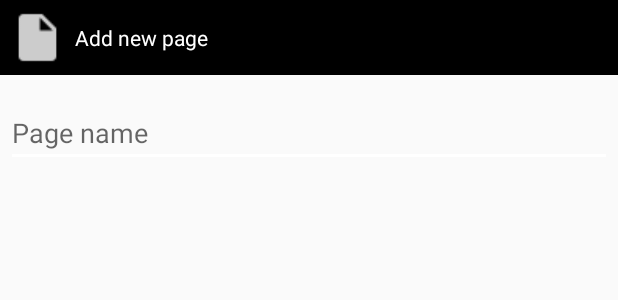
After one commit to Adaok/ComAutis, an Android app: the layout dialog_add_page.xml on its own in the app's theme, with its tools: preview values and no code run, on a phone screen of 412 x 824 dp. The commit adds this screen. Shown: the top 300 px of the screen. Run offline under Robolectric (Android 15) with nearby library versions, the phone set to English and light mode, and no system bars.

Commit message:
choose and create new page

```diff
--- a/ComAutis/app/src/main/AndroidManifest.xml
+++ b/ComAutis/app/src/main/AndroidManifest.xml
@@ -21,6 +21,10 @@
         <activity
             android:name=".BaseActivity"
             android:label="@string/title_activity_base"
+            android:theme="@style/AppTheme.NoActionBar" />
+        <activity
+            android:name=".ChoosePageActivity"
+            android:label="@string/title_activity_choose_page"
             android:theme="@style/AppTheme.NoActionBar"></activity>
     </application>
 
--- a/ComAutis/app/src/main/java/com/lpiem_lyon1/comautis/Database/Table/PageTable.java
+++ b/ComAutis/app/src/main/java/com/lpiem_lyon1/comautis/Database/Table/PageTable.java
@@ -40,7 +40,7 @@ public class PageTable extends AbstractTable<Page> {
      * The creation SQLite command of {@link Page}
      */
     public static final String CREATE_TABLE = "CREATE TABLE IF NOT EXISTS " + TABLE_NAME + "(" +
-            KEY_ID + TYPE_SMALLTEXT + PRIMARY + ", " +
+            KEY_ID + " integer primary key autoincrement," +
             KEY_NAME + TYPE_TEXT + ", " +
             KEY_IS_FAVORITE + TYPE_BOOLEAN + ", " +
             KEY_CHILD_ID + TYPE_SMALLTEXT + ")";
--- /dev/null
+++ b/ComAutis/app/src/main/res/layout/dialog_add_page.xml
@@ -0,0 +1,40 @@
+<?xml version="1.0" encoding="utf-8"?>
+<LinearLayout
+    xmlns:android="http://schemas.android.com/apk/res/android"
+    android:orientation="vertical"
+    android:layout_width="match_parent"
+    android:layout_height="match_parent">
+
+    <LinearLayout
+        android:layout_width="match_parent"
+        android:layout_height="wrap_content"
+        android:background="@color/black">
+
+        <ImageView
+            android:layout_width="@dimen/icon_item_size"
+            android:layout_height="@dimen/icon_item_size"
+            android:src="@drawable/ic_page"
+            android:layout_gravity="center_vertical"
+            />
+
+        <TextView
+        android:layout_width="wrap_content"
+        android:layout_height="wrap_content"
+        android:text="@string/header_add_page"
+        android:layout_gravity="center_vertical"
+        android:textColor="@color/white"/>
+
+    </LinearLayout>
+
+    <EditText
+        android:id="@+id/et_ad_page_name"
+        android:inputType="textAutoComplete"
+        android:layout_width="match_parent"
+        android:layout_height="wrap_content"
+        android:layout_marginTop="16dp"
+        android:layout_marginLeft="4dp"
+        android:layout_marginRight="4dp"
+        android:layout_marginBottom="4dp"
+        android:hint="@string/page_name_information" />
+
+</LinearLayout>
--- a/ComAutis/app/src/main/res/values/strings.xml
+++ b/ComAutis/app/src/main/res/values/strings.xml
@@ -16,6 +16,9 @@
     <string name="tv_header_ad_add_child">Add a new child</string>
     <string name="btn_ad_positive">Ok</string>
     <string name="btn_ad_negative">Cancel</string>
+    <string name="title_activity_choose_page">ChoosePageActivity</string>
+    <string name="header_add_page">Add new page</string>
+    <string name="page_name_information">Page name</string>
 
 
 </resources>
```
Also changed, not shown: ComAutis/app/src/main/java/com/lpiem_lyon1/comautis/Adapters/ListPageAdapter.java (added, +66 -0 lines), ComAutis/app/src/main/java/com/lpiem_lyon1/comautis/ChooseChildActivity.java (+17 -4 lines), ComAutis/app/src/main/java/com/lpiem_lyon1/comautis/ChoosePageActivity.java (+99 -10 lines), ComAutis/app/src/main/java/com/lpiem_lyon1/comautis/Database/LocalDataBase.java (+24 -24 lines), ComAutis/app/src/main/res/layout/activity_choose_page.xml (+7 -19 lines), ComAutis/app/src/main/res/layout/add_button_child.xml (deleted, +0 -15 lines), ComAutis/app/src/main/res/layout/choose_page_item_row.xml (added, +39 -0 lines), ComAutis/app/src/main/res/layout/content_choose_page.xml (deleted, +0 -16 lines), ComAutis/app/src/main/res/drawable-hdpi/ic_page.png (added), ComAutis/app/src/main/res/drawable-mdpi/ic_page.png (added), ComAutis/app/src/main/res/drawable-xhdpi/ic_page.png (added), ComAutis/app/src/main/res/drawable-xxhdpi/ic_page.png (added).
